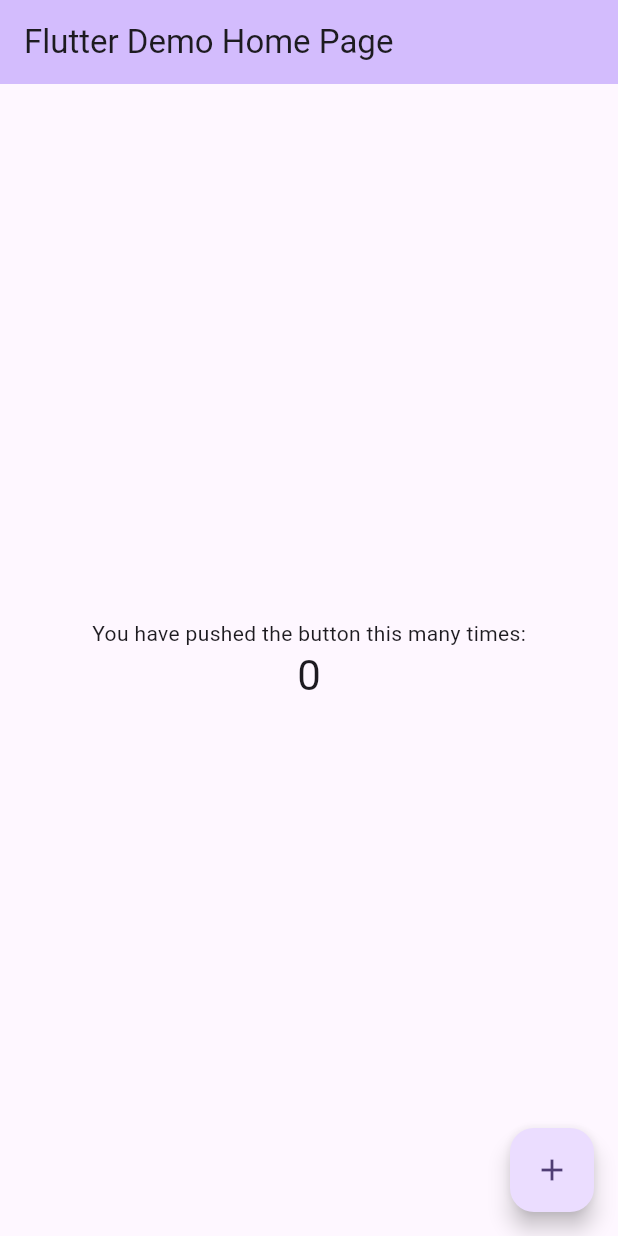
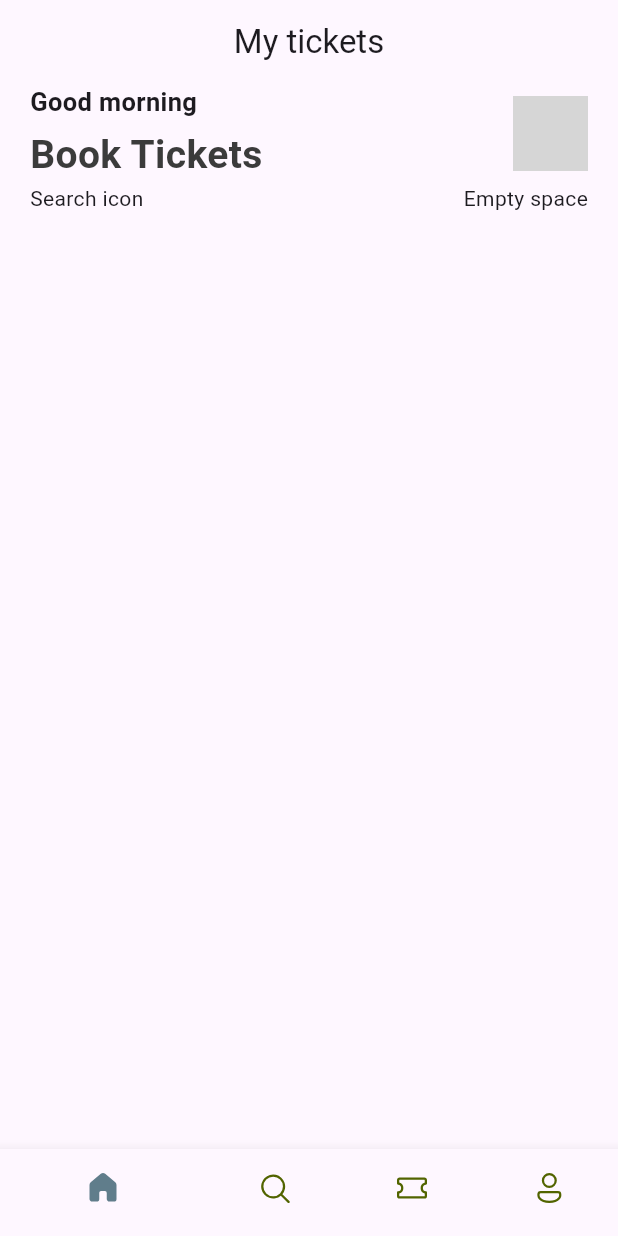
Before and after one commit to loixrang/ticket_app, a Flutter app: the screen it shows after launch, on a phone screen of 412 x 824 dp. Run offline on Flutter 3.47's test engine with Material 3 defaults, Android fonts, the phone set to English and light mode, and no system bars; our stand-ins replace fluentui_icons; grey boxes are pictures that could not be loaded.

Commit message:
did a lot of stuff: added logo, edited text and Icons and so on

```diff
--- /dev/null
+++ b/lib/base/bottom_nav_bar.dart
@@ -0,0 +1,65 @@
+import 'package:fluentui_icons/fluentui_icons.dart';
+import 'package:flutter/material.dart';
+import 'package:ticket_app/screens/home_screen.dart';
+
+class BottomNavBar extends StatefulWidget {
+  const BottomNavBar({super.key});
+
+  @override
+  State<BottomNavBar> createState() => _BottomNavBarState();
+}
+
+class _BottomNavBarState extends State<BottomNavBar> {
+
+  final appScreens = [
+    const HomeScreen(),
+    const Center(child: Text("Search")),
+    const Center(child: Text("Tickets")),
+    const Center(child: Text("Profile")),
+  ];
+
+  //change our index for bottom nav bar
+
+  int _selectedIndex = 0;
+
+  void _onItemTapped(int index) {
+    setState(() {
+      _selectedIndex = index;
+    });
+  }
+
+  @override
+  Widget build(BuildContext context) {
+    return Scaffold(
+      appBar: AppBar(
+        title: const Center(child: Text("My tickets")),
+      ),
+      body: appScreens[_selectedIndex],
+      bottomNavigationBar: BottomNavigationBar(
+        currentIndex: _selectedIndex,
+        onTap: _onItemTapped,
+        selectedItemColor: Colors.blueGrey,
+        unselectedItemColor: const Color(0xFF526400),
+        showSelectedLabels: false,
+        items: const [
+          BottomNavigationBarItem(
+              icon: Icon(FluentSystemIcons.ic_fluent_home_regular),
+              label: "Home",
+              activeIcon: Icon(FluentSystemIcons.ic_fluent_home_filled)),
+          BottomNavigationBarItem(
+              icon: Icon(FluentSystemIcons.ic_fluent_search_regular),
+              label: "Search",
+              activeIcon: Icon(FluentSystemIcons.ic_fluent_search_filled)),
+          BottomNavigationBarItem(
+              icon: Icon(FluentSystemIcons.ic_fluent_ticket_regular),
+              label: "Tickets",
+              activeIcon: Icon(FluentSystemIcons.ic_fluent_ticket_filled)),
+          BottomNavigationBarItem(
+              icon: Icon(FluentSystemIcons.ic_fluent_person_regular),
+              label: "Profile",
+              activeIcon: Icon(FluentSystemIcons.ic_fluent_person_filled)),
+        ],
+      ),
+    );
+  }
+}
--- /dev/null
+++ b/lib/base/res/styles/app_styles.dart
@@ -0,0 +1,13 @@
+import 'package:flutter/material.dart';
+
+Color primary = const Color(0xFF687daf);
+
+class AppStyles {
+  static Color primaryColor = primary;
+  static Color textColor = const Color(0xFF3b3b3b);
+
+  static TextStyle headLineStyle1 =
+      TextStyle(fontSize: 26, fontWeight: FontWeight.w600, color: textColor);
+  static TextStyle headLineStyle3 =
+      const TextStyle(fontSize: 17, fontWeight: FontWeight.w600);
+}
--- a/lib/main.dart
+++ b/lib/main.dart
@@ -1,4 +1,5 @@
 import 'package:flutter/material.dart';
+import 'package:ticket_app/base/bottom_nav_bar.dart';
 
 void main() {
   runApp(const MyApp());
@@ -7,120 +8,16 @@ void main() {
 class MyApp extends StatelessWidget {
   const MyApp({super.key});
 
-  // This widget is the root of your application.
   @override
   Widget build(BuildContext context) {
     return MaterialApp(
       debugShowCheckedModeBanner: false,
       title: 'Flutter Demo',
       theme: ThemeData(
-        // This is the theme of your application.
-        //
-        // TRY THIS: Try running your application with "flutter run". You'll see
-        // the application has a purple toolbar. Then, without quitting the app,
-        // try changing the seedColor in the colorScheme below to Colors.green
-        // and then invoke "hot reload" (save your changes or press the "hot
-        // reload" button in a Flutter-supported IDE, or press "r" if you used
-        // the command line to start the app).
-        //
-        // Notice that the counter didn't reset back to zero; the application
-        // state is not lost during the reload. To reset the state, use hot
-        // restart instead.
-        //
-        // This works for code too, not just values: Most code changes can be
-        // tested with just a hot reload.
         colorScheme: ColorScheme.fromSeed(seedColor: Colors.deepPurple),
         useMaterial3: true,
       ),
-      home: const MyHomePage(title: 'Flutter Demo Home Page'),
+      home: const BottomNavBar(),
     );
   }
 }
-
-class MyHomePage extends StatefulWidget {
-  const MyHomePage({super.key, required this.title});
-
-  // This widget is the home page of your application. It is stateful, meaning
-  // that it has a State object (defined below) that contains fields that affect
-  // how it looks.
-
-  // This class is the configuration for the state. It holds the values (in this
-  // case the title) provided by the parent (in this case the App widget) and
-  // used by the build method of the State. Fields in a Widget subclass are
-  // always marked "final".
-
-  final String title;
-
-  @override
-  State<MyHomePage> createState() => _MyHomePageState();
-}
-
-class _MyHomePageState extends State<MyHomePage> {
-  int _counter = 0;
-
-  void _incrementCounter() {
-    setState(() {
-      // This call to setState tells the Flutter framework that something has
-      // changed in this State, which causes it to rerun the build method below
-      // so that the display can reflect the updated values. If we changed
-      // _counter without calling setState(), then the build method would not be
-      // called again, and so nothing would appear to happen.
-      _counter++;
-    });
-  }
-
-  @override
-  Widget build(BuildContext context) {
-    // This method is rerun every time setState is called, for instance as done
-    // by the _incrementCounter method above.
-    //
-    // The Flutter framework has been optimized to make rerunning build methods
-    // fast, so that you can just rebuild anything that needs updating rather
-    // than having to individually change instances of widgets.
-    return Scaffold(
-      appBar: AppBar(
-        // TRY THIS: Try changing the color here to a specific color (to
-        // Colors.amber, perhaps?) and trigger a hot reload to see the AppBar
-        // change color while the other colors stay the same.
-        backgroundColor: Theme.of(context).colorScheme.inversePrimary,
-        // Here we take the value from the MyHomePage object that was created by
-        // the App.build method, and use it to set our appbar title.
-        title: Text(widget.title),
-      ),
-      body: Center(
-        // Center is a layout widget. It takes a single child and positions it
-        // in the middle of the parent.
-        child: Column(
-          // Column is also a layout widget. It takes a list of children and
-          // arranges them vertically. By default, it sizes itself to fit its
-          // children horizontally, and tries to be as tall as its parent.
-          //
-          // Column has various properties to control how it sizes itself and
-          // how it positions its children. Here we use mainAxisAlignment to
-          // center the children vertically; the main axis here is the vertical
-          // axis because Columns are vertical (the cross axis would be
-          // horizontal).
-          //
-          // TRY THIS: Invoke "debug painting" (choose the "Toggle Debug Paint"
-          // action in the IDE, or press "p" in the console), to see the
-          // wireframe for each widget.
-          mainAxisAlignment: MainAxisAlignment.center,
-          children: <Widget>[
-            const Text(
-              'You have pushed the button this many times:',
-            ),
-            Text(
-              '$_counter',
-              style: Theme.of(context).textTheme.headlineMedium,
-            ),
-          ],
-        ),
-      ),
-      floatingActionButton: FloatingActionButton(
-        onPressed: _incrementCounter,
-        tooltip: 'Increment',
-        child: const Icon(Icons.add),
-      ), // This trailing comma makes auto-formatting nicer for build methods.
-    );
-  }
-}
--- /dev/null
+++ b/lib/screens/home_screen.dart
@@ -0,0 +1,52 @@
+import 'package:flutter/material.dart';
+import 'package:ticket_app/base/res/styles/app_styles.dart';
+
+class HomeScreen extends StatelessWidget {
+  const HomeScreen({super.key});
+
+  @override
+  Widget build(BuildContext context) {
+    return Scaffold(
+      //we want scrollable effect that's why we use "ListView"
+      body: ListView(
+        children: [
+          Container(
+            padding: const EdgeInsets.symmetric(horizontal: 20),
+            child: Column(
+              children: [
+                Row(
+                  mainAxisAlignment: MainAxisAlignment.spaceBetween,
+                  children: [
+                    Column(
+                      crossAxisAlignment: CrossAxisAlignment.start,
+                      children: [
+                        Text("Good morning", style: AppStyles.headLineStyle3),
+                        const SizedBox(
+                          height: 5,
+                        ),
+                        Text('Book Tickets', style: AppStyles.headLineStyle1),
+                      ],
+                    ),
+                    Container(
+                      width: 50,
+                      height: 50,
+                      decoration: BoxDecoration(
+                        borderRadius: BorderRadius.circular(10),
+                        image: const DecorationImage(
+                            image: AssetImage("assets/images/logo.jpg"))
+                      ),
+                    )
+                  ],
+                ),
+                const Row(
+                  mainAxisAlignment: MainAxisAlignment.spaceBetween,
+                  children: [Text("Search icon"), Text("Empty space")],
+                ),
+              ],
+            ),
+          )
+        ],
+      ),
+    );
+  }
+}
--- a/pubspec.yaml
+++ b/pubspec.yaml
@@ -35,6 +35,7 @@ dependencies:
   # The following adds the Cupertino Icons font to your application.
   # Use with the CupertinoIcons class for iOS style icons.
   cupertino_icons: ^1.0.8
+  fluentui_icons: ^1.0.0
 
 dev_dependencies:
   flutter_test:
@@ -59,8 +60,8 @@ flutter:
   uses-material-design: true
 
   # To add assets to your application, add an assets section, like this:
-  # assets:
-  #   - images/a_dot_burr.jpeg
+  assets:
+    - assets/images/
   #   - images/a_dot_ham.jpeg
 
   # An image asset can refer to one or more resolution-specific "variants", see
```
Also changed, not shown: pubspec.lock, 2 other files.
